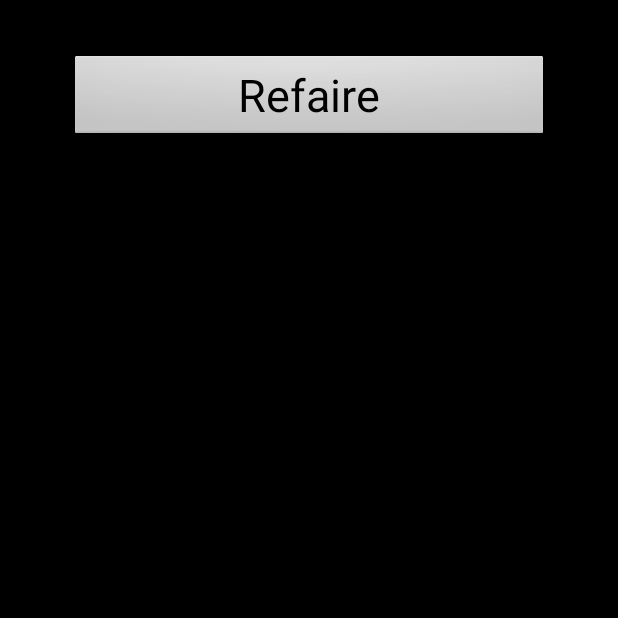
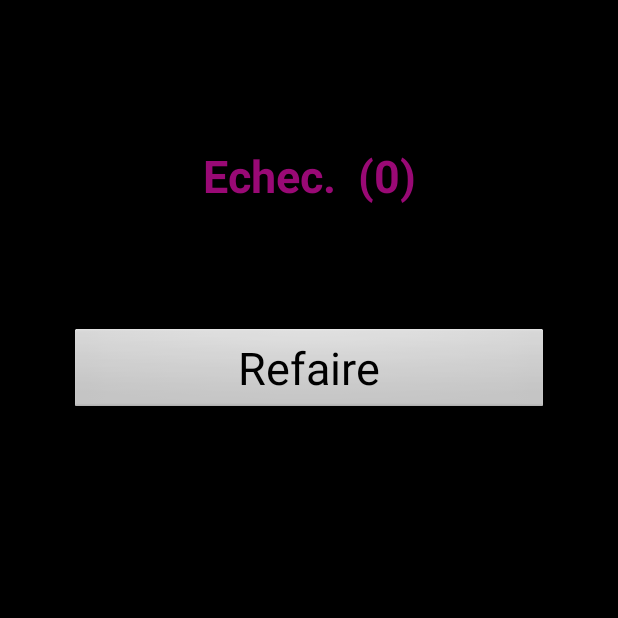
Before and after one commit to pFernbach/StarWars-dice-app, an Android app: the screen it shows after launch (DisplayResult), after a tap on "Go !", on a phone screen of 412 x 824 dp, the top half of it. Run offline under Robolectric (Android 15) with nearby library versions, the phone set to English and light mode, and no system bars.

Commit message:
display the result (only text)

```diff
--- a/Starwarsdice2/app/src/main/java/merwyn/starwarsdice/DisplayResult.java
+++ b/Starwarsdice2/app/src/main/java/merwyn/starwarsdice/DisplayResult.java
@@ -6,6 +6,7 @@ import android.os.Bundle;
 import android.util.Log;
 import android.view.View;
 import android.widget.Button;
+import android.widget.TextView;
 import android.widget.Toast;
 
 import java.util.Random;
@@ -31,6 +32,7 @@ public class DisplayResult extends Activity {
         Log.i("DisplayResult","constructor");
         showNumberDice();
         throwDices();
+        displayRez();
         View.OnClickListener onClickLister = new View. OnClickListener() {
             @Override
             public void onClick(View v) {
@@ -42,7 +44,45 @@ public class DisplayResult extends Activity {
         reset.setOnClickListener(onClickLister);
         return;
     }
-// throw dice depending on number of dice selected, and display it
+
+    private void displayRez() {
+
+        TextView t6 =  (TextView) findViewById(R.id.T6);
+        TextView t8 =  (TextView) findViewById(R.id.T8);
+        TextView t12 =  (TextView) findViewById(R.id.T12);
+
+        int r6 = results[0]-results[3]; // > 0 -> avantage
+        int r8 = results[1]-results[4]; // > 0 -> avantage
+        int r12 = results[2]-results[5]; // > 0 -> avantage
+
+        if(r12 > 0){
+            t12.setText("Triomphe !!! ("+r12+")");
+            t12.setTextColor(getResources().getColor(R.color.c12_good));
+        }else if (r12 < 0){
+            t12.setText("Désastre ... ("+(-r12)+")");
+            t12.setTextColor(getResources().getColor(R.color.c12_bad));
+        }
+
+        if(r8 > 0){
+            t8.setText("Succès !  ("+r8+")");
+            t8.setTextColor(getResources().getColor(R.color.c8_good));
+        }else{
+            t8.setText("Echec.  ("+(-r8)+")");
+            t8.setTextColor(getResources().getColor(R.color.c8_bad));
+        }
+
+        if(r6 > 0){
+            t6.setText("Avec "+r6+" avantages.");
+            t6.setTextColor(getResources().getColor(R.color.c6_good));
+        }else if (r6<0){
+            t6.setText("Avec "+(-r6)+" menaces.");
+            t6.setTextColor(getResources().getColor(R.color.c6_bad));
+        }
+
+
+    }
+
+    // throw dice depending on number of dice selected, and display it
     private void throwDices() {
         int i;
         for(i=0;i<dices[0];i++) throwD6G();
--- a/Starwarsdice2/app/src/main/res/layout/activity_display_result.xml
+++ b/Starwarsdice2/app/src/main/res/layout/activity_display_result.xml
@@ -1,10 +1,49 @@
-<RelativeLayout xmlns:android="http://schemas.android.com/apk/res/android"
+<ScrollView xmlns:android="http://schemas.android.com/apk/res/android"
     xmlns:tools="http://schemas.android.com/tools" android:layout_width="match_parent"
-    android:layout_height="match_parent" android:paddingLeft="@dimen/activity_horizontal_margin"
+    android:layout_height="wrap_content" android:paddingLeft="@dimen/activity_horizontal_margin"
     android:paddingRight="@dimen/activity_horizontal_margin"
     android:paddingTop="@dimen/activity_vertical_margin"
     android:paddingBottom="@dimen/activity_vertical_margin"
     tools:context="merwyn.starwarsdice.DisplayResult">
+
+    <LinearLayout
+        android:layout_width="match_parent"
+        android:layout_height="match_parent"
+        android:orientation="vertical">
+
+
+
+        <TextView
+            android:id="@+id/T12"
+            android:textStyle="bold"
+            android:textSize="30sp"
+            android:layout_width="match_parent"
+            android:layout_height="wrap_content"
+            android:paddingRight="10dp"
+            android:paddingLeft="10dp"
+            android:paddingTop="20dp"
+            android:gravity="center_horizontal"/>
+        <TextView
+            android:id="@+id/T8"
+            android:textStyle="bold"
+            android:textSize="30sp"
+            android:layout_width="match_parent"
+            android:layout_height="wrap_content"
+            android:paddingRight="10dp"
+            android:paddingLeft="10dp"
+            android:paddingTop="20dp"
+            android:gravity="center_horizontal"/>
+        <TextView
+            android:id="@+id/T6"
+            android:textStyle="bold"
+            android:textSize="30sp"
+            android:layout_width="match_parent"
+            android:layout_height="wrap_content"
+            android:paddingRight="10dp"
+            android:paddingLeft="10dp"
+            android:paddingTop="20dp"
+            android:gravity="center_horizontal"/>
+
 
         <Button
             android:id="@+id/btreset"
@@ -19,5 +58,5 @@
             android:text="@string/reset"
             android:textSize="30sp"
             />
-
-</RelativeLayout>
+    </LinearLayout>
+</ScrollView>
--- a/Starwarsdice2/app/src/main/res/layout/activity_select_dice.xml
+++ b/Starwarsdice2/app/src/main/res/layout/activity_select_dice.xml
@@ -73,7 +73,7 @@
                 <ImageView
                     android:layout_width="wrap_content"
                     android:layout_height="wrap_content"
-                    android:src="@drawable/d6g"
+                    android:src="@drawable/d8g"
                     android:layout_gravity="center_vertical"
                     android:paddingRight="10dp"
                     />
@@ -108,7 +108,7 @@
                 <ImageView
                     android:layout_width="wrap_content"
                     android:layout_height="wrap_content"
-                    android:src="@drawable/d6g"
+                    android:src="@drawable/d12g"
                     android:layout_gravity="center_vertical"
                     android:paddingRight="10dp"
                     />
@@ -170,7 +170,7 @@
                 <ImageView
                     android:layout_width="wrap_content"
                     android:layout_height="wrap_content"
-                    android:src="@drawable/d6g"
+                    android:src="@drawable/d6b"
                     android:layout_gravity="center_vertical"
                     android:paddingRight="10dp"
                     />
@@ -204,7 +204,7 @@
                 <ImageView
                     android:layout_width="wrap_content"
                     android:layout_height="wrap_content"
-                    android:src="@drawable/d6g"
+                    android:src="@drawable/d8b"
                     android:layout_gravity="center_vertical"
                     android:paddingRight="10dp"
                     />
@@ -238,7 +238,7 @@
                 <ImageView
                     android:layout_width="wrap_content"
                     android:layout_height="wrap_content"
-                    android:src="@drawable/d6g"
+                    android:src="@drawable/d12b"
                     android:layout_gravity="center_vertical"
                     android:paddingRight="10dp"
                     />
```
Lines whose indentation alone changed are shown as unchanged.
